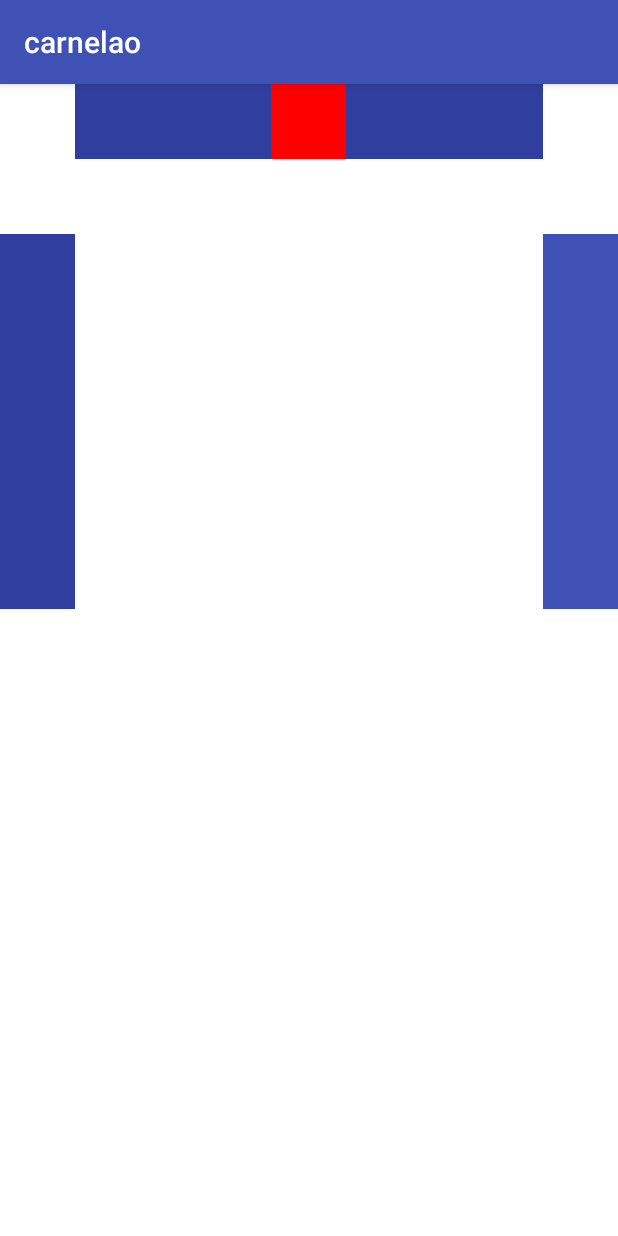
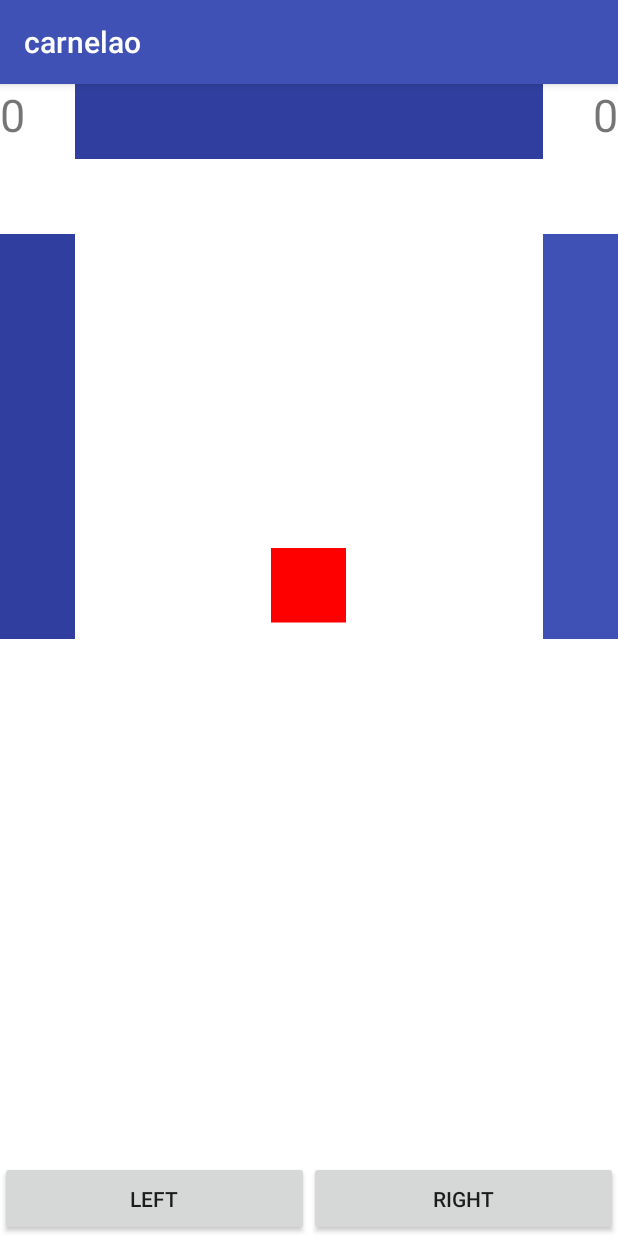
Before and after one commit to eldercampanha/Carnelao, an Android app: the screen it shows after launch (PlayScreen before the commit, PlayActivity after it), on a phone screen of 412 x 824 dp. Run offline under Robolectric (Android 15) with nearby library versions, the phone set to English and light mode, and no system bars.

Commit message:
changing to mvp

```diff
--- a/app/src/main/AndroidManifest.xml
+++ b/app/src/main/AndroidManifest.xml
@@ -9,7 +9,7 @@
         android:roundIcon="@mipmap/ic_launcher_round"
         android:supportsRtl="true"
         android:theme="@style/AppTheme" >
-        <activity android:name=".PlayScreen" >
+        <activity android:name=".presentation.ui.PlayScreen.PlayActivity" >
             <intent-filter>
                 <action android:name="android.intent.action.MAIN" />
 
--- a/app/src/main/java/com/app/carnelao/PlayScreen.java
+++ /dev/null
@@ -1,49 +0,0 @@
-package com.app.carnelao;
-
-import android.animation.ValueAnimator;
-import android.support.v7.app.AppCompatActivity;
-import android.os.Bundle;
-import android.view.Display;
-import android.view.MotionEvent;
-import android.view.animation.LinearInterpolator;
-import android.widget.ImageView;
-
-public class PlayScreen extends AppCompatActivity {
-
-
-    private static final long DEFAULT_ANIMATION_DURATION = 2000;
-    ImageView item;
-
-    @Override
-    protected void onCreate(Bundle savedInstanceState) {
-        super.onCreate(savedInstanceState);
-        setContentView(R.layout.activity_play_screen);
-
-        item = (ImageView) findViewById(R.id.imgItem);
-        item.bringToFront();
-    }
-
-
-    @Override
-    public boolean onTouchEvent(MotionEvent event) {
-
-        Display display = getWindowManager().getDefaultDisplay();
-        ValueAnimator valueAnimator = ValueAnimator.ofFloat(0, display.getHeight());
-
-        valueAnimator.addUpdateListener(new ValueAnimator.AnimatorUpdateListener() {
-            @Override
-            public void onAnimationUpdate(ValueAnimator animation) {
-
-                float value = (float) animation.getAnimatedValue();
-                item.setTranslationY(value);
-            }
-        });
-
-        valueAnimator.setInterpolator(new LinearInterpolator());
-        valueAnimator.setDuration(DEFAULT_ANIMATION_DURATION);
-//6
-        valueAnimator.start();
-
-        return super.onTouchEvent(event);
-    }
-}
--- /dev/null
+++ b/app/src/main/java/com/app/carnelao/presentation/ui/PlayScreen/PlayActivity.java
@@ -0,0 +1,163 @@
+package com.app.carnelao.presentation.ui.PlayScreen;
+
+import android.animation.ValueAnimator;
+import android.support.v7.app.AppCompatActivity;
+import android.os.Bundle;
+import android.view.Display;
+import android.view.View;
+import android.view.animation.Animation;
+import android.view.animation.LinearInterpolator;
+import android.widget.ImageView;
+import android.widget.RelativeLayout;
+import android.widget.TextView;
+
+import com.app.carnelao.R;
+import com.app.carnelao.util.Constants;
+
+import java.util.logging.Level;
+
+public class PlayActivity extends AppCompatActivity implements PlayContract.View{
+
+    private ImageView item;
+    private TextView lblScoreRight;
+    private TextView lblScoreLeft;
+    private RelativeLayout lytTargetsContainer;
+
+    private long DEFAULT_ANIMATION_DURATION = 2000;
+
+    private int displayHeight;
+    private int displayWidth;
+    ValueAnimator valueAnimator;
+    private boolean isMoving = false;
+    private PlayContract.Presenter presenter;
+
+    @Override
+    protected void onCreate(Bundle savedInstanceState) {
+        super.onCreate(savedInstanceState);
+        setContentView(R.layout.activity_play_screen);
+
+        item = (ImageView) findViewById(R.id.imgItem);
+        lblScoreLeft = (TextView)findViewById(R.id.lbl_score_left);
+        lblScoreRight = (TextView)findViewById(R.id.lbl_score_right);
+        lytTargetsContainer = (RelativeLayout) findViewById(R.id.lyt_targets_container);
+
+        presenter = new PlayPresenter();
+        presenter.attach(this);
+        presenter.setContext(getApplicationContext());
+        presenter.startGame();
+    }
+
+    // UI methods
+    public void btnLeftClicked(View button){
+        if(!isMoving)
+            presenter.moveLeft();
+    }
+
+    public void btnRightClicked(View button){
+        if(!isMoving)
+            presenter.moveRight();
+    }
+
+    // PRESENTER
+    @Override
+    public void moveRight(final int distance, final int animationDuration) {
+
+        isMoving = true;
+        item.bringToFront();
+        valueAnimator = ValueAnimator.ofFloat(0,distance );
+        valueAnimator.addUpdateListener(new ValueAnimator.AnimatorUpdateListener() {
+            @Override
+            public void onAnimationUpdate(ValueAnimator animation) {
+
+                float value = (float) animation.getAnimatedValue();
+                item.setTranslationX(value);
+
+                if(value >= distance && insideTargetRange()) {
+                    presenter.hitRightSide();
+                }
+            }
+        });
+        valueAnimator.setInterpolator(new LinearInterpolator());
+        valueAnimator.setDuration(animationDuration);
+        valueAnimator.start();
+    }
+
+    @Override
+    public void moveLeft(final int distance, final int animationDuration) {
+
+        isMoving = true;
+        item.bringToFront();
+        valueAnimator = ValueAnimator.ofFloat(0, distance);
+        valueAnimator.addUpdateListener(new ValueAnimator.AnimatorUpdateListener() {
+            @Override
+            public void onAnimationUpdate(ValueAnimator animation) {
+
+                float value = (float) animation.getAnimatedValue();
+                item.setTranslationX(value);
+
+                if(value <= distance && insideTargetRange()){
+                    presenter.hitLeftSide();
+                }
+            }
+        });
+        valueAnimator.setInterpolator(new LinearInterpolator());
+        valueAnimator.setDuration(animationDuration);
+        valueAnimator.start();
+    }
+
+    @Override
+    public void startGame(Constants.ValueAnimatorLevel level) {
+        lblScoreLeft.setText("0");
+        lblScoreRight.setText("0");
+
+        moveDown(level.getUpToDownTime());
+    }
+
+    public void moveDown(final int animationDuration){
+
+        ValueAnimator valueAnimatorUpToDown;
+
+        if(displayHeight == 0){
+            Display display = getWindowManager().getDefaultDisplay();
+            displayHeight = display.getHeight();
+        }
+
+        item.bringToFront();
+        valueAnimatorUpToDown = ValueAnimator.ofFloat(0,displayHeight);
+        valueAnimatorUpToDown.addUpdateListener(new ValueAnimator.AnimatorUpdateListener() {
+            @Override
+            public void onAnimationUpdate(ValueAnimator animation) {
+
+                float value = (float) animation.getAnimatedValue();
+                item.setTranslationY(value);
+
+                if(value >= displayHeight){
+                    moveDown(animationDuration);
+                }
+
+            }
+
+        });
+
+        valueAnimatorUpToDown.setInterpolator(new LinearInterpolator());
+        valueAnimatorUpToDown.setDuration(animationDuration);
+        valueAnimatorUpToDown.setRepeatCount(Animation.INFINITE);
+        valueAnimatorUpToDown.start();
+    }
+
+    @Override
+    public void updateLeftScoreLabel(String score) {
+        lblScoreLeft.setText(score);
+    }
+
+    @Override
+    public void updateRightScoreLabel(String score) {
+        lblScoreRight.setText(score);
+    }
+
+    public boolean insideTargetRange() {
+        float minY = lytTargetsContainer.getY();
+        float maxY = minY + lytTargetsContainer.getHeight();
+        return (item.getY() > minY && item.getY() < maxY);
+    }
+}
--- /dev/null
+++ b/app/src/main/java/com/app/carnelao/presentation/ui/PlayScreen/PlayContract.java
@@ -0,0 +1,32 @@
+package com.app.carnelao.presentation.ui.PlayScreen;
+
+import android.content.Context;
+
+import com.app.carnelao.util.Constants;
+
+/**
+ * Created by elder-dell on 2017-03-19.
+ */
+
+public interface PlayContract {
+
+    interface View{
+
+        void startGame(Constants.ValueAnimatorLevel level);
+        void updateLeftScoreLabel(String score);
+        void updateRightScoreLabel(String score);
+        void moveRight(int distance, int animationDuration);
+        void moveLeft (int distance, int animationDuration);
+    }
+
+    interface Presenter{
+        void attach(View view);
+        void setContext(Context context);
+        void hitRightSide();
+        void hitLeftSide();
+        void moveRight();
+        void moveLeft();
+        void startGame();
+    }
+
+}
--- /dev/null
+++ b/app/src/main/java/com/app/carnelao/presentation/ui/PlayScreen/PlayPresenter.java
@@ -0,0 +1,75 @@
+package com.app.carnelao.presentation.ui.PlayScreen;
+
+import android.content.Context;
+import android.view.Display;
+
+import com.app.carnelao.util.Constants;
+
+/**
+ * Created by elder-dell on 2017-03-19.
+ */
+
+public class PlayPresenter implements PlayContract.Presenter{
+
+    private PlayContract.View mView;
+    private Context mContext;
+    private int countRight = 0;
+    private int countLeft = 0;
+    private boolean isMoving;
+
+    private int IMAGE_WIDTH = 70;
+
+    private Constants.ValueAnimatorLevel mCurrentLevel;
+
+    @Override
+    public void setContext(Context context) {
+        mContext = context;
+    }
+
+    @Override
+    public void attach(PlayContract.View view) {
+        mView = view;
+        mCurrentLevel = Constants.ValueAnimatorLevel.LEVEL_1;
+    }
+
+    @Override
+    public void hitRightSide() {
+        countRight++;
+        isMoving = false;
+        mView.updateRightScoreLabel("" + countRight);
+    }
+
+    @Override
+    public void hitLeftSide() {
+        countLeft++;
+        isMoving = false;
+        mView.updateLeftScoreLabel("" + countLeft);
+    }
+
+    @Override
+    public void moveRight() {
+        isMoving = true;
+        int screenWidth = mContext.getResources().getDisplayMetrics().widthPixels;
+        int finalPosition = screenWidth/2 + IMAGE_WIDTH;
+        mView.moveRight(finalPosition, mCurrentLevel.getSideWaysTime());
+    }
+
+    @Override
+    public void moveLeft() {
+
+        isMoving = true;
+
+        int screenWidth = mContext.getResources().getDisplayMetrics().widthPixels;
+        int distance =  screenWidth/2 + IMAGE_WIDTH;
+
+        // right to left, so the distance should be negative
+        distance = -1 * distance;
+
+        mView.moveLeft(distance, mCurrentLevel.getSideWaysTime());
+    }
+
+    @Override
+    public void startGame() {
+        mView.startGame(mCurrentLevel);
+    }
+}
--- /dev/null
+++ b/app/src/main/java/com/app/carnelao/util/Constants.java
@@ -0,0 +1,32 @@
+package com.app.carnelao.util;
+
+/**
+ * Created by elder-dell on 2017-03-19.
+ */
+
+public class Constants {
+
+    public static enum ValueAnimatorLevel {
+        LEVEL_1(2000, 400),
+        LEVEL_2(1000, 200),
+        LEVEL_3(500, 300),
+        LEVEL_4(400, 200);
+
+
+        private final int upToDownTime;
+        private final int sideWaysTime;
+
+        ValueAnimatorLevel(int upToDownTime, int sideWaysTime) {
+            this.upToDownTime = upToDownTime;
+            this.sideWaysTime = sideWaysTime;
+        }
+
+        public int getUpToDownTime() {
+            return upToDownTime;
+        }
+
+        public int getSideWaysTime() {
+            return sideWaysTime;
+        }
+    }
+}
--- a/app/src/main/res/layout/activity_play_screen.xml
+++ b/app/src/main/res/layout/activity_play_screen.xml
@@ -6,8 +6,24 @@
     android:layout_width="match_parent"
     android:layout_height="match_parent"
     android:background="#FFF"
-    android:gravity="center"
-    tools:context="com.app.carnelao.PlayScreen">
+    tools:context="com.app.carnelao.presentation.ui.PlayScreen.PlayActivity"
+    android:orientation="vertical">
+
+    <TextView
+        android:layout_width="wrap_content"
+        android:layout_height="wrap_content"
+        android:textSize="30dp"
+        android:id="@+id/lbl_score_left"
+        android:text="0"/>
+
+    <TextView
+        android:layout_alignParentTop="true"
+        android:layout_alignParentRight="true"
+        android:layout_width="wrap_content"
+        android:layout_height="wrap_content"
+        android:id="@+id/lbl_score_right"
+        android:textSize="30dp"
+        android:text="0"/>
 
     <ImageView
         android:layout_centerHorizontal="true"
@@ -17,12 +33,8 @@
         android:background="#FF00"
         />
 
-    <LinearLayout
-        android:layout_width="match_parent"
-        android:layout_height="match_parent"
-        android:orientation="vertical"/>
+        <LinearLayout
 
-        <LinearLayout
             android:layout_marginLeft="50dp"
             android:layout_marginRight="50dp"
             android:layout_width="match_parent"
@@ -30,6 +42,7 @@
             android:gravity="center"
             android:id="@+id/linerLytTop"
             android:layout_marginBottom="50dp"
+
             android:background="@color/colorPrimaryDark"
             android:orientation="horizontal">
 
@@ -38,8 +51,10 @@
 
         <RelativeLayout
             android:layout_below="@id/linerLytTop"
+            android:id="@+id/lyt_targets_container"
             android:layout_width="match_parent"
-            android:layout_height="250dp"
+            android:layout_height="270dp"
+            android:background="@null"
             android:layout_marginBottom="50dp">
 
             <LinearLayout
@@ -60,4 +75,29 @@
 
         </RelativeLayout>
 
+    <LinearLayout
+        android:layout_width="match_parent"
+        android:layout_height="50dp"
+        android:weightSum="2"
+        android:layout_alignParentBottom="true"
+        android:layout_alignParentLeft="true"
+        android:layout_alignParentStart="true"
+        android:orientation="horizontal">
+
+        <Button
+            android:layout_width="0dp"
+            android:layout_height="50dp"
+            android:text="LEFT"
+            android:onClick="btnLeftClicked"
+            android:layout_weight="1"/>
+
+        <Button
+            android:layout_width="0dp"
+            android:layout_height="50dp"
+            android:onClick="btnRightClicked"
+            android:text="RIGHT"
+            android:layout_weight="1"/>
+
+    </LinearLayout>
+
 </RelativeLayout>
```
